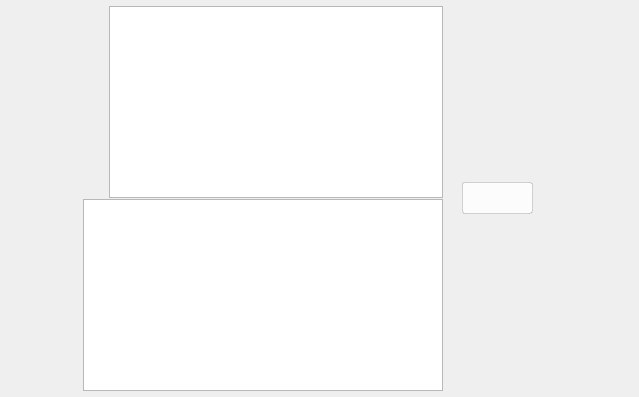
First picture: the form in src/MEGASync/stalled_issues/gui/ui/StalledIssueHeader.ui, repository meganz/MEGAsync, before the edit.
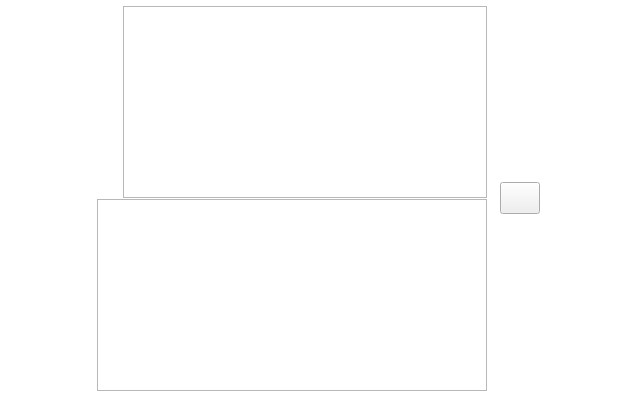
Second picture: the form after the edit. Icons and pictures are not drawn. Custom widgets are drawn as their Qt base class.

Commit message: Working on Stalled Issues tokenization

Patch:
```diff
--- a/src/MEGASync/stalled_issues/gui/ui/StalledIssueHeader.ui
+++ b/src/MEGASync/stalled_issues/gui/ui/StalledIssueHeader.ui
@@ -35,59 +35,12 @@
    <string notr="true"/>
   </property>
   <property name="styleSheet">
-   <string notr="true">*
+   <string notr="true">#StalledIssueHeader
 {
-   font-family: Lato;
-}
-
-#selectionText
-{
-  color: #333333;
-  font-size: 13px;
-  font-weight: bold;
-}
-
-#errorDescriptionText
-{
-  color: #666666;
-  line-height: 15px;
-  font-size: 12px;
-  font-weight: normal;
-}
-
-#actionButton, #ignoreFileButton, #multipleActionButton
-{
-   font-size:14px;
-   background-color: #FCFCFC;
-   color: #333333;
-   border-radius:3px;
-   border: 1px solid rgba(0,0,0,0.15);
-   padding-left: 16px;
-   padding-right: 16px;
-}
-
-#actionButton:hover:enabled, #ignoreFileButton::hover:enabled, #multipleActionButton::hover:enabled
-{
-    background-color: #E2E2E2;
-}
-
-#actionButton:pressed:enabled, #ignoreFileButton::pressed:enabled, #multipleActionButton::pressed:enabled
-{
-    background-color: #C9C9C9;
-}
-
-QToolTip
-{
-	color:#FAFAFA;
-	background-color:#333333
+	background-color: transparent;
 }
 
 /*********** actionContainer **********/
-#actionMessage
-{
-   font-size:12px;
-}
-
 #actionMessageContainer[STATE=&quot;being solved&quot;]
 {
 	background-color: #F3F4F4;
@@ -121,26 +74,20 @@
 	color: #E31B57;
 }
 /*********** actionContainer **********/
-
-/*********** errorContainer **********/
-#fileNameTitle
-{
-     color: #333333;
-     font-size: 13px;
-     line-height: 16px;
-     font-family: Lato Bold;
-}
-/*********** errorContainer **********/</string>
+</string>
   </property>
   <layout class="QHBoxLayout" name="horizontalLayout_6" stretch="1,0">
+   <property name="spacing">
+    <number>0</number>
+   </property>
    <property name="leftMargin">
-    <number>6</number>
+    <number>20</number>
    </property>
    <property name="topMargin">
     <number>6</number>
    </property>
    <property name="rightMargin">
-    <number>20</number>
+    <number>0</number>
    </property>
    <property name="bottomMargin">
     <number>6</number>
@@ -330,6 +277,9 @@
                    <verstretch>0</verstretch>
                   </sizepolicy>
                  </property>
+                 <property name="type" stdset="0">
+                  <string notr="true">secondary</string>
+                 </property>
                 </widget>
                </item>
               </layout>
@@ -373,6 +323,12 @@
               <property name="toolTip">
                <string/>
               </property>
+              <property name="type" stdset="0">
+               <string notr="true">secondary</string>
+              </property>
+              <property name="dimension" stdset="0">
+               <string notr="true">small</string>
+              </property>
              </widget>
             </item>
            </layout>
@@ -397,7 +353,7 @@
        <number>0</number>
       </property>
       <property name="rightMargin">
-       <number>7</number>
+       <number>20</number>
       </property>
       <property name="bottomMargin">
        <number>0</number>
@@ -430,6 +386,12 @@
           <height>16</height>
          </size>
         </property>
+        <property name="type" stdset="0">
+         <string notr="true">secondary</string>
+        </property>
+        <property name="dimension" stdset="0">
+         <string notr="true">medium</string>
+        </property>
        </widget>
       </item>
       <item>
@@ -513,17 +475,17 @@
   </layout>
  </widget>
  <customwidgets>
-  <customwidget>
-   <class>WordWrapLabel</class>
-   <extends>QTextEdit</extends>
-   <header>WordWrapLabel.h</header>
-  </customwidget>
   <customwidget>
    <class>WaitingSpinnerWidget</class>
    <extends>QWidget</extends>
    <header>WaitingSpinnerWidget.h</header>
    <container>1</container>
   </customwidget>
+  <customwidget>
+   <class>WordWrapLabel</class>
+   <extends>QTextEdit</extends>
+   <header>WordWrapLabel.h</header>
+  </customwidget>
  </customwidgets>
  <resources/>
  <connections/>
```
Left out of the diff: 2 changed lines with no effect on the pictures. The commit also changes 2 other files.
